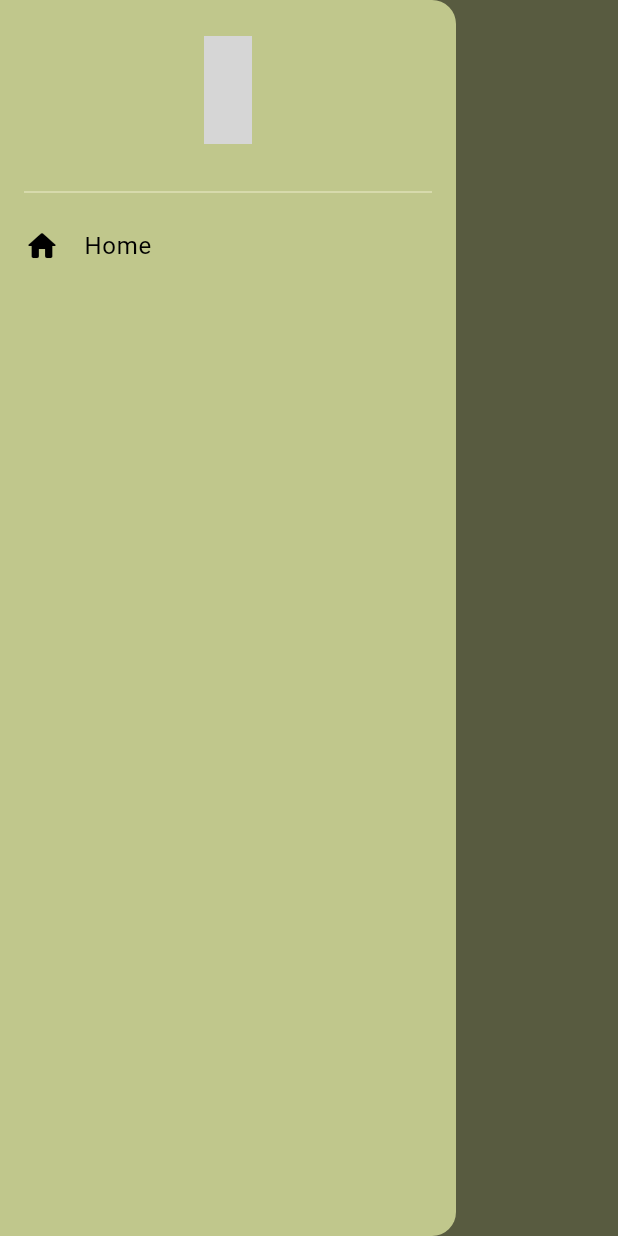
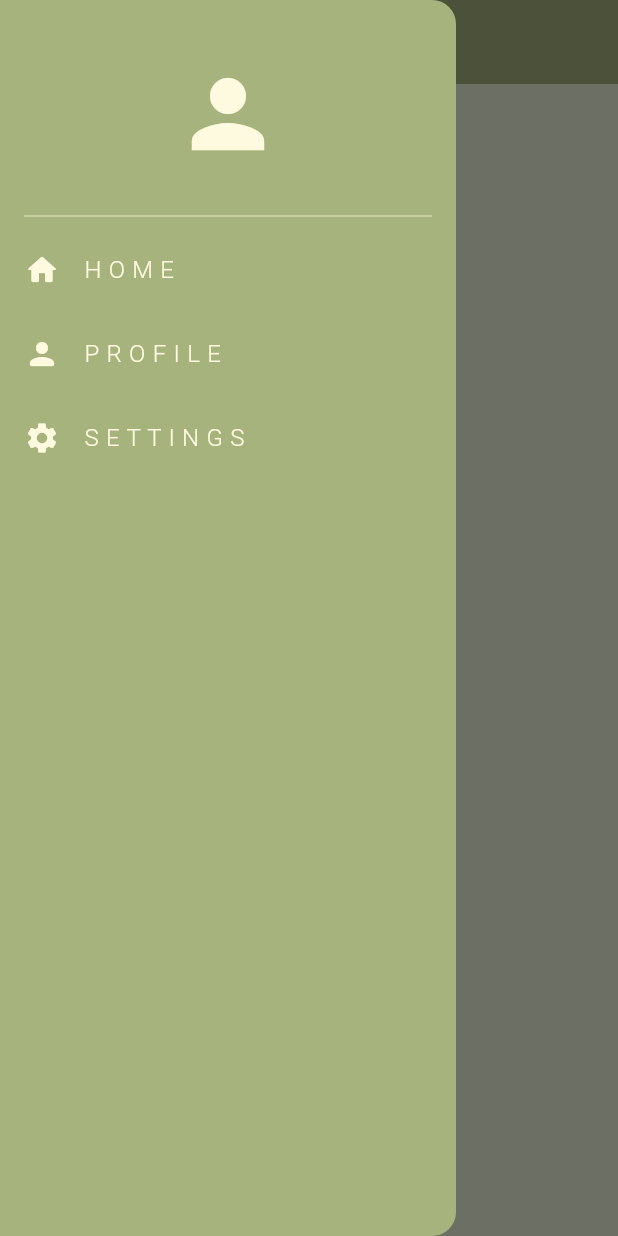
Before and after one commit to AjmianurRahman/Vinvi, a Flutter app: the screen it shows after launch, with the side drawer open, on a phone screen of 412 x 824 dp. Run offline on Flutter 3.47's test engine with Material 3 defaults, Android fonts, the phone set to English and light mode, and no system bars; our stand-ins replace firebase_core; accounts and stored records are empty; grey boxes are pictures that could not be loaded.

Commit message:
drawer and setting

```diff
--- a/lib/Components/my_drawer.dart
+++ b/lib/Components/my_drawer.dart
@@ -1,6 +1,7 @@
 import 'package:flutter/material.dart';
 import 'package:flutter/material.dart.';
 import 'package:vinvi/Components/my_drawer_tile.dart';
+import 'package:vinvi/Pages/settings_page.dart';
 /*
 DRAWER
 
@@ -19,21 +20,21 @@ Contains 5 menu options
 class MyDrawer extends StatelessWidget {
   const MyDrawer({super.key});
 
-
-
   @override
   Widget build(BuildContext context) {
     var theme = Theme.of(context).colorScheme;
     return Drawer(
-      backgroundColor: Theme.of(context).colorScheme.surface,
-      child:  SafeArea(
+      backgroundColor: Theme.of(context).colorScheme.primary,
+      child: SafeArea(
+        child: Padding(
+          padding: const EdgeInsets.symmetric(vertical: 16),
           child: Column(
             children: [
               //App logo
               Padding(
                 padding: EdgeInsets.symmetric(vertical: 24.0),
                 child: Icon(
-                Icons.Home,
+                  Icons.person,
                   size: 72,
                   color: Theme.of(context).colorScheme.tertiary,
                 ),
@@ -43,11 +44,22 @@ class MyDrawer extends StatelessWidget {
                 thickness: 0.5,
                 indent: 16,
                 endIndent: 16,
-              color:theme.tertiary ,
+                color: theme.tertiary,
               ),
+              MyDrawerTile(title: 'H O M E', icon: Icons.home_rounded, onTap: () {}),
+
+              MyDrawerTile(title: 'P R O F I L E', icon: Icons.person_rounded, onTap: () {
+              }),
+
+              MyDrawerTile(title: 'S E T T I N G S', icon: Icons.settings, onTap: () {
+                Navigator.pop(context);
+                Navigator.push(context, MaterialPageRoute(builder: (context)=>const SettingsPage()));
+              }),
               //Home List tile
-MyDrawerTile(),
+
+
             ],
+          ),
         ),
       ),
     );
--- a/lib/Components/my_drawer_tile.dart
+++ b/lib/Components/my_drawer_tile.dart
@@ -1,5 +1,4 @@
 import 'package:flutter/material.dart';
-
 
 /*
   DRAWER TILE
@@ -15,16 +14,26 @@ import 'package:flutter/material.dart';
  */
 
 class MyDrawerTile extends StatelessWidget {
-  const MyDrawerTile({super.key});
+  final String title;
+  final IconData icon;
+  final void Function()? onTap;
+
+  const MyDrawerTile(
+      {super.key, required this.title, required this.icon, this.onTap});
 
   @override
   Widget build(BuildContext context) {
+    var theme = Theme.of(context).colorScheme;
     return ListTile(
-       title: Text('Home'),
-      leading: Icon(Icons.home_rounded),
-      onTap: (){
-
-      },
+      title: Text(
+        title,
+        style: TextStyle(fontWeight: FontWeight.w300, color: theme.tertiary),
+      ),
+      leading: Icon(
+        icon,
+        color: theme.tertiary,
+      ),
+      onTap: onTap,
     );
   }
 }
--- a/lib/Pages/home_page.dart
+++ b/lib/Pages/home_page.dart
@@ -11,8 +11,11 @@ class _HomePageState extends State<HomePage> {
   @override
   Widget build(BuildContext context) {
     return Scaffold(
+      backgroundColor:Theme.of(context).colorScheme.surface ,
       drawer: MyDrawer(),
-      appBar: AppBar(),
+      appBar: AppBar(
+        backgroundColor: Theme.of(context).colorScheme.primary,
+      ),
     );
   }
 }
--- a/lib/Themes/light_mode.dart
+++ b/lib/Themes/light_mode.dart
@@ -8,7 +8,7 @@ colorScheme: const ColorScheme.light(
  // tertiary: Colors.white,
  // inversePrimary: Colors.yellow.shade900,
   primary:Color.fromRGBO(166, 179, 125, 1.0),
-  surface:Color.fromRGBO(192, 199, 140, 1.0),
+  surface:Color.fromRGBO(235, 241, 217, 1.0),
   secondary:Color.fromRGBO(185, 148, 112, 1.0),
   tertiary:Color.fromRGBO(254, 250, 224, 1.0),
   inversePrimary:Color.fromRGBO(166, 179, 125, 1.0),
--- a/lib/main.dart
+++ b/lib/main.dart
@@ -2,6 +2,7 @@ import 'package:firebase_core/firebase_core.dart';
 import 'package:flutter/material.dart';
 import 'package:provider/provider.dart';
 import 'package:vinvi/Pages/home_page.dart';
+import 'package:vinvi/Pages/settings_page.dart';
 import 'package:vinvi/Themes/dart_mode.dart';
 import 'package:vinvi/Themes/light_mode.dart';
 import 'package:vinvi/Themes/theme_provider.dart';
```
Also changed, not shown: lib/Components/my_settings_tile.dart (added, +27 -0 lines), lib/Pages/settings_page.dart (added, +53 -0 lines). Lines whose indentation alone changed are shown as unchanged.
